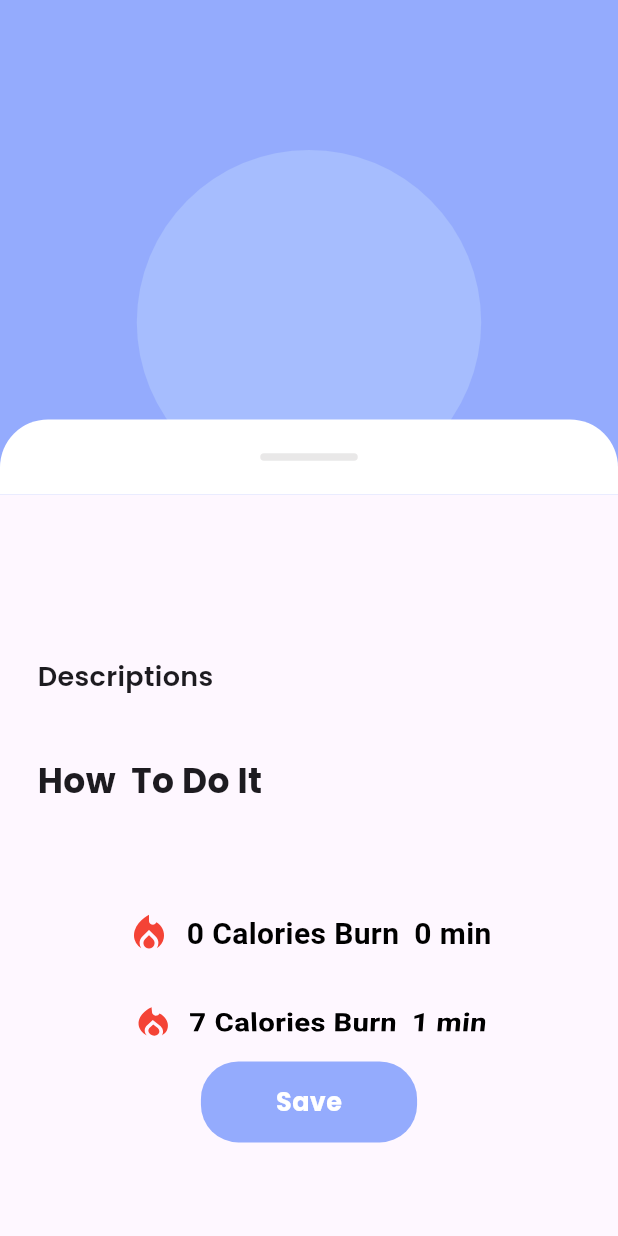
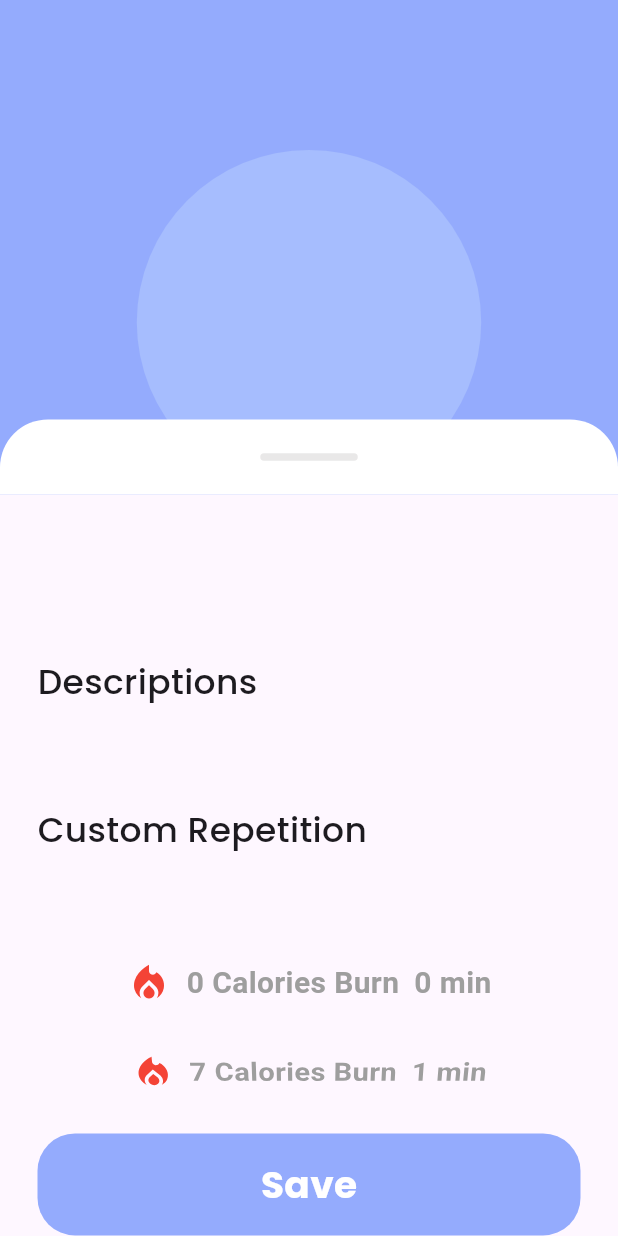
Before and after one commit to viveknarawade/FitnessApp, a Flutter app: the WorkoutDetail screen opened directly with empty values, on a phone screen of 412 x 824 dp. Run offline on Flutter 3.47's test engine with Material 3 defaults, Android fonts, the light colour scheme and no system bars; our stand-ins replace cloud_firestore, firebase_core, fl_chart, flutter_svg, font_awesome_flutter, google_fonts and 7 more; missing offline and left inert: dart:ffi, simple_animation_progress_bar; accounts and stored records are empty.

Commit message:
Increase the buttom Size of WOrkout Detail

```diff
--- a/fitlife/lib/workout/workout_detail.dart
+++ b/fitlife/lib/workout/workout_detail.dart
@@ -36,6 +36,7 @@ class _WorkoutDetailState extends State<WorkoutDetail> {
     // Assuming 7 calories burned per minute for demonstration purposes.
     return time * 7;
   }
+
 
   @override
   Widget build(BuildContext context) {
@@ -97,7 +98,7 @@ class _WorkoutDetailState extends State<WorkoutDetail> {
                     widget.exerciseName,
                     style: GoogleFonts.poppins(
                       fontSize: 23,
-                      fontWeight: FontWeight.w700,
+                      fontWeight: FontWeight.w500,
                     ),
                   ),
                   const SizedBox(height: 20),
@@ -106,6 +107,7 @@ class _WorkoutDetailState extends State<WorkoutDetail> {
                     style: GoogleFonts.poppins(
                       fontSize: 18,
                       fontWeight: FontWeight.w500,
+                      color: Colors.grey,
                     ),
                   ),
                   const SizedBox(height: 10),
@@ -115,28 +117,32 @@ class _WorkoutDetailState extends State<WorkoutDetail> {
                   Text(
                     "Descriptions",
                     style: GoogleFonts.poppins(
-                      fontSize: 18,
-                      fontWeight: FontWeight.w600,
+                      fontSize: 23,
+                      fontWeight: FontWeight.w500,
                     ),
                   ),
                   SizedBox(
-                    height: 10,
+                    height: 20,
                   ),
                   Container(
                     child: Text(
                       widget.description,
                       textAlign: TextAlign.justify,
-                      style: GoogleFonts.poppins(),
+                      style: GoogleFonts.poppins(
+                      fontSize: 18,
+                      fontWeight: FontWeight.w500,
+                      color: Colors.grey,
+                    ),
                     ),
                   ),
                   SizedBox(
-                    height: 10,
+                    height: 20,
                   ),
                   Text(
-                    "How  To Do It",
+                    "Custom Repetition",
                     style: GoogleFonts.poppins(
                       fontSize: 23,
-                      fontWeight: FontWeight.w700,
+                      fontWeight: FontWeight.w500,
                     ),
                   ),
                   // Mytimeline(),
@@ -177,16 +183,18 @@ class _WorkoutDetailState extends State<WorkoutDetail> {
                                         '${calculateCaloriesBurned(times[index])} Calories Burn',
                                         style: TextStyle(
                                           fontSize: 20,
-                                          color: Colors.black,
+                                          color: Colors.grey,
                                           fontWeight: FontWeight.bold,
+
                                         ),
+
                                       ),
                                       const SizedBox(width: 10),
                                       Text(
                                         '${times[index]} min',
                                         style: TextStyle(
                                           fontSize: 20,
-                                          color: Colors.black,
+                                          color: Colors.grey,
                                           fontWeight: FontWeight.bold,
                                         ),
                                       ),
@@ -202,7 +210,7 @@ class _WorkoutDetailState extends State<WorkoutDetail> {
                     ),
                   ),
                   SizedBox(
-                    height: 10,
+                    height: 25,
                   ),
                   Center(
                     child: GestureDetector(
@@ -218,8 +226,9 @@ class _WorkoutDetailState extends State<WorkoutDetail> {
 
                       },
                       child: Container(
+                        alignment: Alignment.center,
                         padding:
-                            EdgeInsets.symmetric(horizontal: 50, vertical: 15),
+                            EdgeInsets.symmetric(horizontal:130, vertical: 16),
                         decoration: BoxDecoration(
                           borderRadius: BorderRadius.circular(25),
                           color: const Color.fromRGBO(148, 171, 253, 1.0),
@@ -227,7 +236,7 @@ class _WorkoutDetailState extends State<WorkoutDetail> {
                         child: Text(
                           "Save",
                           style: GoogleFonts.poppins(
-                              fontSize: 17,
+                              fontSize: 25,
                               color: Colors.white,
                               fontWeight: FontWeight.w700),
                         ),
```
